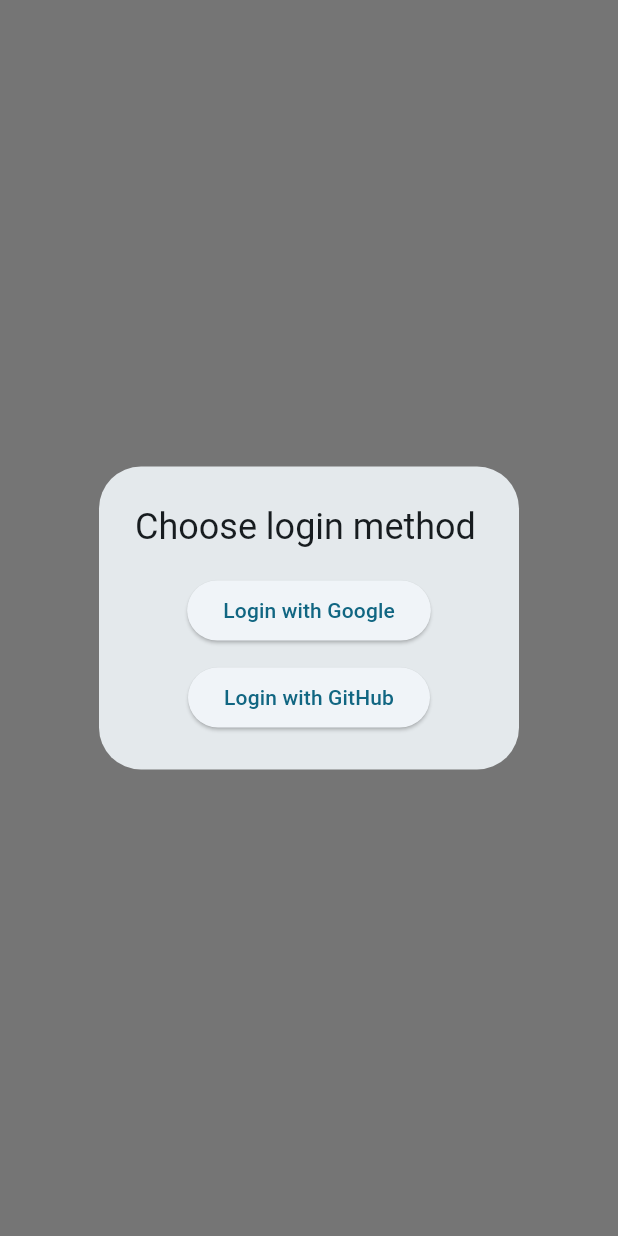
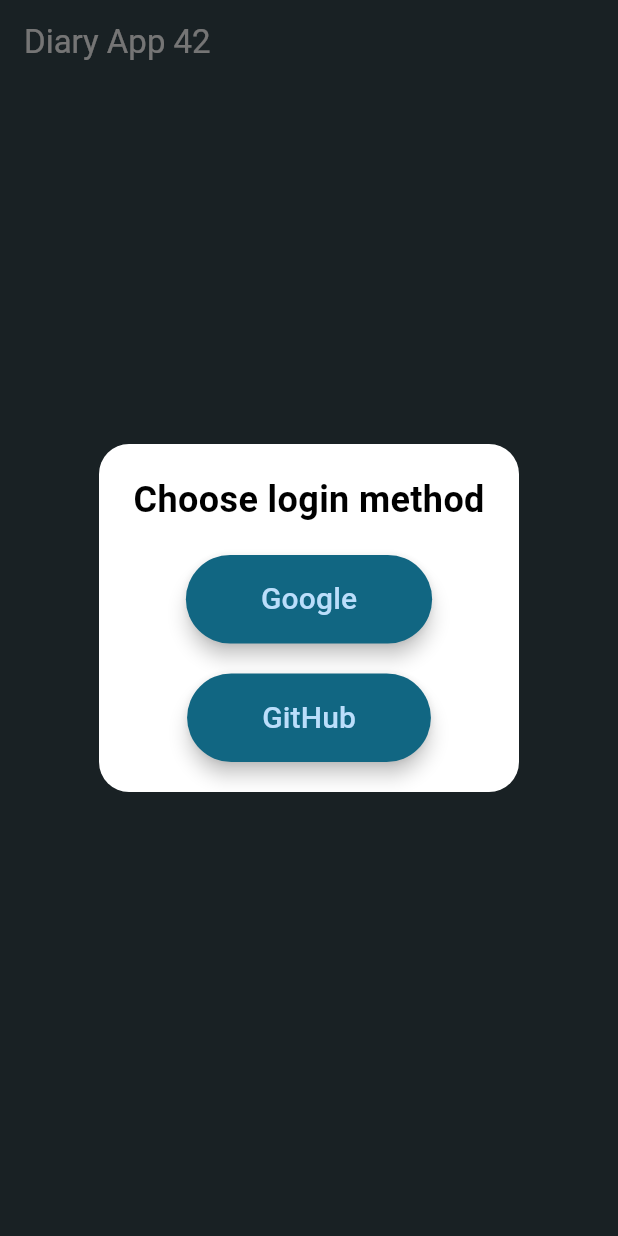
Before and after one commit to BenJ3D/mobile_04, a Flutter app: the screen it shows after launch, after a tap on "Login", on a phone screen of 412 x 824 dp. Run offline on Flutter 3.47's test engine with Material 3 defaults, Android fonts, the phone set to English and light mode, and no system bars; our stand-ins replace firebase_auth, firebase_core, firebase_database, flutter_dotenv, google_sign_in; missing offline and left inert: github_sign_in; accounts and stored records are empty.

Commit message:
Amelioration look menu choose login method

```diff
--- a/diaryapp/lib/main.dart
+++ b/diaryapp/lib/main.dart
@@ -73,7 +73,7 @@ class _LoginPageState extends State<LoginPage> {
   @override
   Widget build(BuildContext context) {
     return Scaffold(
-      backgroundColor: Colors.transparent,
+      backgroundColor: Colors.blueGrey.shade800,
       appBar: AppBar(
         backgroundColor: Colors.transparent,
         title: const Text(
@@ -108,21 +108,66 @@ class _LoginPageState extends State<LoginPage> {
     showDialog(
       context: context,
       builder: (BuildContext context) {
-        return AlertDialog(
-          title: const Text('Choose login method'),
-          content: Column(
+        return Dialog(
+          shape: RoundedRectangleBorder(
+            borderRadius: BorderRadius.circular(20.0),
+          ),
+          backgroundColor: Colors.white,
+          child: Container(
+            padding: const EdgeInsets.all(20),
+            constraints: const BoxConstraints(
+              maxWidth: 400,
+              maxHeight: 300,
+            ),
+            child: Column(
               mainAxisSize: MainAxisSize.min,
               children: [
+                const Text(
+                  'Choose login method',
+                  style: TextStyle(
+                    fontSize: 24,
+                    fontWeight: FontWeight.bold,
+                    color: Colors.black,
+                  ),
+                ),
+                const SizedBox(height: 20),
                 ElevatedButton(
                   onPressed: () => _handleLogin(signInWithGoogle),
-                child: const Text('Login with Google'),
+                  style: ElevatedButton.styleFrom(
+                    foregroundColor: Theme.of(context).primaryColorLight,
+                    backgroundColor: Theme.of(context).primaryColor,
+                    padding: const EdgeInsets.symmetric(
+                        horizontal: 50, vertical: 15),
+                    shape: RoundedRectangleBorder(
+                      borderRadius: BorderRadius.circular(30),
                     ),
-              const SizedBox(height: 10),
+                    elevation: 5,
+                  ),
+                  child: const Text(
+                    'Google',
+                    style: TextStyle(fontSize: 20),
+                  ),
+                ),
+                const SizedBox(height: 20),
                 ElevatedButton(
                   onPressed: () => _handleLogin(signInWithGitHub),
-                child: const Text('Login with GitHub'),
+                  style: ElevatedButton.styleFrom(
+                    foregroundColor: Theme.of(context).primaryColorLight,
+                    backgroundColor: Theme.of(context).primaryColor,
+                    padding: const EdgeInsets.symmetric(
+                        horizontal: 50, vertical: 15),
+                    shape: RoundedRectangleBorder(
+                      borderRadius: BorderRadius.circular(30),
+                    ),
+                    elevation: 5,
+                  ),
+                  child: const Text(
+                    'GitHub',
+                    style: TextStyle(fontSize: 20),
+                  ),
                 ),
               ],
+            ),
           ),
         );
       },
```
Lines whose indentation alone changed are shown as unchanged.
